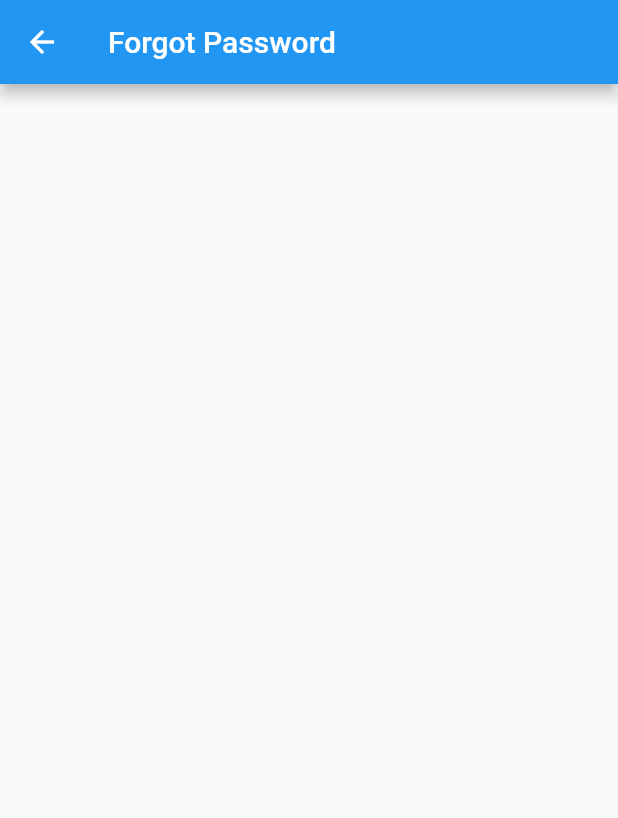
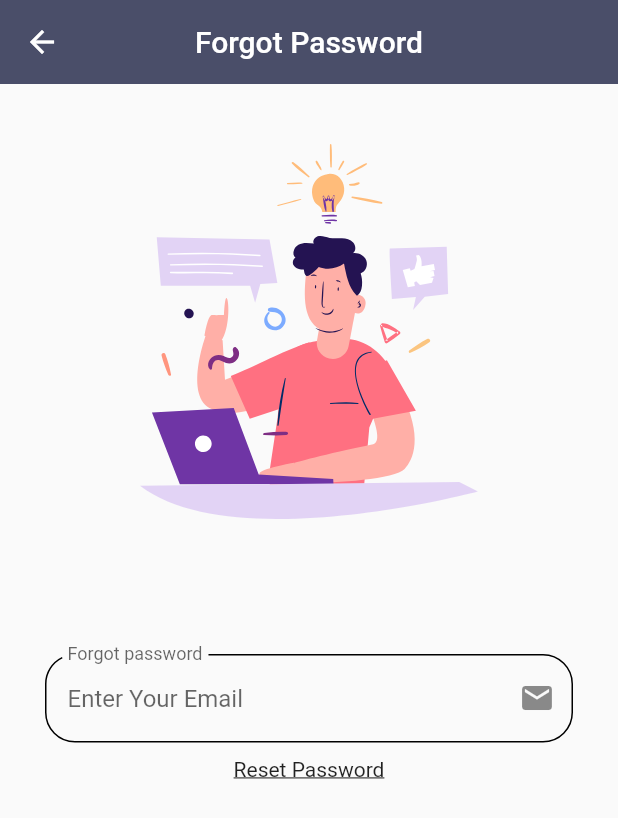
Before and after one commit to Ahmadsaniliman/e-commerce, a Flutter app: the ForgotPasswordView screen opened by its route, on a phone screen of 412 x 824 dp. Shown: the top 818 px of the screen. Run offline on Flutter 3.47's test engine with Material 2 defaults, Android fonts, the phone set to English and light mode, and no system bars; our stand-ins replace firebase_auth, firebase_core, flutter_svg; accounts and stored records are empty.

Commit message:
ontinue building the ui

```diff
--- a/lib/Ui/ForgotPassword/forgot_password.dart
+++ b/lib/Ui/ForgotPassword/forgot_password.dart
@@ -1,4 +1,8 @@
+import 'package:e_commm/Util/text_form_field.dart';
+import 'package:e_commm/constants/constants.dart';
+import 'package:firebase_auth/firebase_auth.dart';
 import 'package:flutter/material.dart';
+import 'package:flutter_svg/flutter_svg.dart';
 
 class ForgotPasswordView extends StatefulWidget {
   const ForgotPasswordView({Key? key}) : super(key: key);
@@ -8,11 +12,66 @@ class ForgotPasswordView extends StatefulWidget {
 }
 
 class _ForgotPasswordViewState extends State<ForgotPasswordView> {
+  late final TextEditingController _emailController;
+
+  @override
+  void initState() {
+    _emailController = TextEditingController();
+    super.initState();
+  }
+
+  @override
+  void dispose() {
+    _emailController.dispose();
+    super.dispose();
+  }
+
   @override
   Widget build(BuildContext context) {
     return Scaffold(
       appBar: AppBar(
         title: const Text('Forgot Password'),
+        centerTitle: true,
+        elevation: 0,
+        backgroundColor: kPrimaryColor,
+      ),
+      body: SingleChildScrollView(
+        child: Padding(
+          padding: const EdgeInsets.symmetric(
+            vertical: 20.0,
+            horizontal: 30.0,
+          ),
+          child: Column(
+            children: [
+              const SizedBox(height: 20.0),
+              SvgPicture.asset(
+                'assests/icons/signup.svg',
+                height: 250,
+              ),
+              const SizedBox(height: 90.0),
+              FormTextField(
+                label: 'Forgot password',
+                obscureText: false,
+                hintText: 'Enter Your Email',
+                controller: _emailController,
+                iconData: const Icon(Icons.mail),
+              ),
+              const SizedBox(height: 10.0),
+              InkWell(
+                onTap: () async {
+                  final email = _emailController.text;
+                  await FirebaseAuth.instance.sendPasswordResetEmail(
+                    email: email,
+                  );
+                },
+                child: const Text(
+                  'Reset Password',
+                  style: TextStyle(decoration: TextDecoration.underline),
+                ),
+              ),
+            ],
+          ),
+        ),
       ),
     );
   }
--- a/lib/Ui/SplashScreen/components/down_part.dart
+++ b/lib/Ui/SplashScreen/components/down_part.dart
@@ -32,8 +32,9 @@ class DownPart extends StatelessWidget {
           DefaultButton(
             text: 'Continue',
             onPressed: () {
-              Navigator.of(context).pushNamed(
+              Navigator.of(context).pushNamedAndRemoveUntil(
                 registerRoute,
+                (route) => false,
               );
             },
           ),
```
Also changed, not shown: lib/Ui/Login/login.dart (+23 -20 lines), lib/constants/constants.dart (+1 -8 lines).
